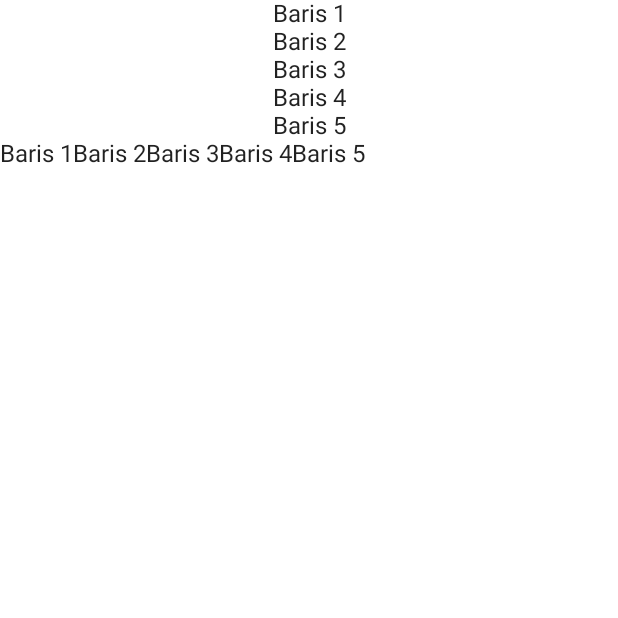
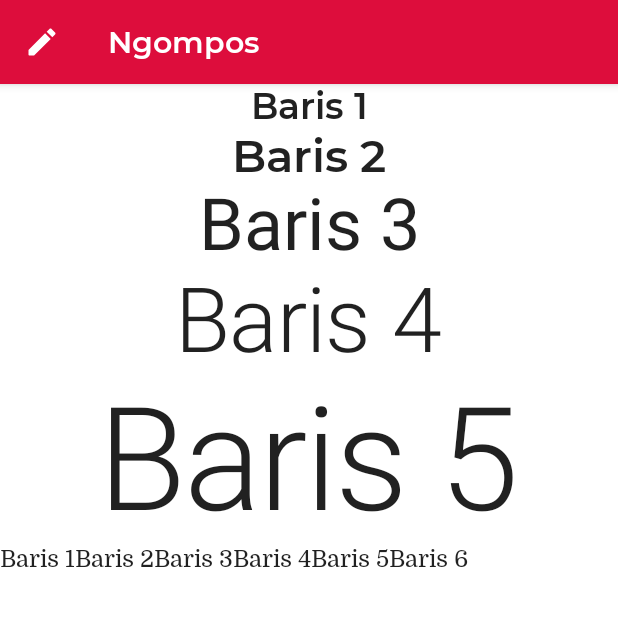
Before and after one commit to immimu/ngompos, an Android app built with Jetpack Compose: the screen it shows after launch (BasicLayoutActivity), on a phone screen of 412 x 824 dp, the top half of it. Run offline under Robolectric (Android 15) with nearby library versions, the phone set to English and light mode, and no system bars.

Commit message:
Define new theme

```diff
--- a/app/src/main/java/com/mimuslabs/ngompos/BasicLayoutActivity.kt
+++ b/app/src/main/java/com/mimuslabs/ngompos/BasicLayoutActivity.kt
@@ -8,13 +8,23 @@ import androidx.compose.foundation.layout.Column
 import androidx.compose.foundation.layout.Row
 import androidx.compose.foundation.layout.fillMaxSize
 import androidx.compose.foundation.layout.fillMaxWidth
+import androidx.compose.foundation.layout.padding
+import androidx.compose.material.Icon
 import androidx.compose.material.MaterialTheme
+import androidx.compose.material.Scaffold
 import androidx.compose.material.Surface
 import androidx.compose.material.Text
+import androidx.compose.material.TopAppBar
+import androidx.compose.material.icons.Icons
+import androidx.compose.material.icons.rounded.Create
+import androidx.compose.material.primarySurface
 import androidx.compose.runtime.Composable
 import androidx.compose.ui.Alignment
 import androidx.compose.ui.Modifier
+import androidx.compose.ui.res.stringResource
 import androidx.compose.ui.tooling.preview.Preview
+import androidx.compose.ui.unit.dp
+import com.mimuslabs.ngompos.R.string
 import com.mimuslabs.ngompos.ui.theme.NgomposTheme
 
 class BasicLayoutActivity : ComponentActivity() {
@@ -22,11 +32,22 @@ class BasicLayoutActivity : ComponentActivity() {
     super.onCreate(savedInstanceState)
     setContent {
       NgomposTheme {
-        // A surface container using the 'background' color from the theme
-        Surface(modifier = Modifier.fillMaxSize(), color = MaterialTheme.colors.background) {
-          Column {
-            BasicLayoutColumn()
-            BasicLayoutRow()
+        Scaffold(topBar = {
+          TopAppBar(navigationIcon = {
+            Icon(
+              imageVector = Icons.Rounded.Create, contentDescription = null,
+              modifier = Modifier.padding(horizontal = 12.dp)
+            )
+          }, title = {
+            Text(text = stringResource(id = string.app_name))
+          }, backgroundColor = MaterialTheme.colors.primarySurface)
+        }) {
+          // A surface container using the 'background' color from the theme
+          Surface(modifier = Modifier.fillMaxSize(), color = MaterialTheme.colors.background) {
+            Column {
+              BasicLayoutColumn()
+              BasicLayoutRow()
+            }
           }
         }
       }
@@ -41,26 +62,27 @@ fun BasicLayoutColumn() {
     verticalArrangement = Arrangement.Center,
     horizontalAlignment = Alignment.CenterHorizontally
   ) {
-    Text(text = "Baris 1")
-    Text(text = "Baris 2")
-    Text(text = "Baris 3")
-    Text(text = "Baris 4")
-    Text(text = "Baris 5")
+    Text(text = "Baris 1", style = MaterialTheme.typography.h5)
+    Text(text = "Baris 2", style = MaterialTheme.typography.h4)
+    Text(text = "Baris 3", style = MaterialTheme.typography.h3)
+    Text(text = "Baris 4", style = MaterialTheme.typography.h2)
+    Text(text = "Baris 5", style = MaterialTheme.typography.h1)
   }
 }
 
 @Composable
 fun BasicLayoutRow() {
   Row {
-    Text(text = "Baris 1")
+    Text(text = "Baris 1", style = MaterialTheme.typography.body1)
     Text(text = "Baris 2")
     Text(text = "Baris 3")
     Text(text = "Baris 4")
     Text(text = "Baris 5")
+    Text(text = "Baris 6")
   }
 }
 
-@Preview(showBackground = true)
+@Preview(showBackground = true, showSystemUi = true)
 @Composable
 fun PreviewBasicLayout() {
   Column {
--- a/app/src/main/java/com/mimuslabs/ngompos/ui/theme/Color.kt
+++ b/app/src/main/java/com/mimuslabs/ngompos/ui/theme/Color.kt
@@ -2,7 +2,8 @@ package com.mimuslabs.ngompos.ui.theme
 
 import androidx.compose.ui.graphics.Color
 
-val Purple200 = Color(0xFFBB86FC)
-val Purple500 = Color(0xFF6200EE)
-val Purple700 = Color(0xFF3700B3)
-val Teal200 = Color(0xFF03DAC5)
+val Red200 = Color(0xfff297a2)
+val Red300 = Color(0xffea6d7e)
+val Red700 = Color(0xffdd0d3c)
+val Red800 = Color(0xffd00036)
+val Red900 = Color(0xffc20029)
--- a/app/src/main/java/com/mimuslabs/ngompos/ui/theme/Shape.kt
+++ b/app/src/main/java/com/mimuslabs/ngompos/ui/theme/Shape.kt
@@ -1,11 +1,12 @@
 package com.mimuslabs.ngompos.ui.theme
 
+import androidx.compose.foundation.shape.CutCornerShape
 import androidx.compose.foundation.shape.RoundedCornerShape
 import androidx.compose.material.Shapes
 import androidx.compose.ui.unit.dp
 
 val Shapes = Shapes(
-  small = RoundedCornerShape(4.dp),
-  medium = RoundedCornerShape(4.dp),
-  large = RoundedCornerShape(0.dp)
+  small = CutCornerShape(topStart = 8.dp),
+  medium = CutCornerShape(topStart = 24.dp),
+  large = RoundedCornerShape(8.dp)
 )
--- a/app/src/main/java/com/mimuslabs/ngompos/ui/theme/Theme.kt
+++ b/app/src/main/java/com/mimuslabs/ngompos/ui/theme/Theme.kt
@@ -5,38 +5,32 @@ import androidx.compose.material.MaterialTheme
 import androidx.compose.material.darkColors
 import androidx.compose.material.lightColors
 import androidx.compose.runtime.Composable
+import androidx.compose.ui.graphics.Color
 
-private val DarkColorPalette = darkColors(
-  primary = Purple200,
-  primaryVariant = Purple700,
-  secondary = Teal200
+private val LightColors = lightColors(
+  primary = Red700,
+  primaryVariant = Red900,
+  onPrimary = Color.White,
+  secondary = Red700,
+  secondaryVariant = Red900,
+  onSecondary = Color.White,
+  error = Red800
 )
 
-private val LightColorPalette = lightColors(
-  primary = Purple500,
-  primaryVariant = Purple700,
-  secondary = Teal200
-
-  /* Other default colors to override
-    background = Color.White,
-    surface = Color.White,
-    onPrimary = Color.White,
-    onSecondary = Color.Black,
-    onBackground = Color.Black,
-    onSurface = Color.Black,
-    */
+private val DarkColors = darkColors(
+  primary = Red300,
+  primaryVariant = Red700,
+  onPrimary = Color.Black,
+  secondary = Red300,
+  onSecondary = Color.Black,
+  error = Red200
 )
 
 @Composable
 fun NgomposTheme(darkTheme: Boolean = isSystemInDarkTheme(), content: @Composable () -> Unit) {
-  val colors = if (darkTheme) {
-    DarkColorPalette
-  } else {
-    LightColorPalette
-  }
 
   MaterialTheme(
-    colors = colors,
+    colors = if (darkTheme) DarkColors else LightColors,
     typography = Typography,
     shapes = Shapes,
     content = content
--- a/app/src/main/java/com/mimuslabs/ngompos/ui/theme/Type.kt
+++ b/app/src/main/java/com/mimuslabs/ngompos/ui/theme/Type.kt
@@ -2,27 +2,77 @@ package com.mimuslabs.ngompos.ui.theme
 
 import androidx.compose.material.Typography
 import androidx.compose.ui.text.TextStyle
+import androidx.compose.ui.text.font.Font
 import androidx.compose.ui.text.font.FontFamily
 import androidx.compose.ui.text.font.FontWeight
 import androidx.compose.ui.unit.sp
+import com.mimuslabs.ngompos.R.font
 
-// Set of Material typography styles to start with
+/**
+ * https://fonts.google.com/specimen/Montserrat
+ */
+private val Montserrat = FontFamily(
+  Font(font.montserrat_regular),
+  Font(font.montserrat_medium, FontWeight.W500),
+  Font(font.montserrat_semibold, FontWeight.W600)
+)
+
+/**
+ * https://fonts.google.com/specimen/Domine
+ */
+private val Domine = FontFamily(
+  Font(font.domine_regular),
+  Font(font.domine_bold, FontWeight.Bold)
+)
+
 val Typography = Typography(
+  h4 = TextStyle(
+    fontFamily = Montserrat,
+    fontWeight = FontWeight.W600,
+    fontSize = 30.sp
+  ),
+  h5 = TextStyle(
+    fontFamily = Montserrat,
+    fontWeight = FontWeight.W600,
+    fontSize = 24.sp
+  ),
+  h6 = TextStyle(
+    fontFamily = Montserrat,
+    fontWeight = FontWeight.W600,
+    fontSize = 20.sp
+  ),
+  subtitle1 = TextStyle(
+    fontFamily = Montserrat,
+    fontWeight = FontWeight.W600,
+    fontSize = 16.sp
+  ),
+  subtitle2 = TextStyle(
+    fontFamily = Montserrat,
+    fontWeight = FontWeight.W500,
+    fontSize = 14.sp
+  ),
   body1 = TextStyle(
-    fontFamily = FontFamily.Default,
+    fontFamily = Domine,
     fontWeight = FontWeight.Normal,
     fontSize = 16.sp
-  )
-  /* Other default text styles to override
+  ),
+  body2 = TextStyle(
+    fontFamily = Montserrat,
+    fontSize = 14.sp
+  ),
   button = TextStyle(
-        fontFamily = FontFamily.Default,
+    fontFamily = Montserrat,
     fontWeight = FontWeight.W500,
     fontSize = 14.sp
   ),
   caption = TextStyle(
-        fontFamily = FontFamily.Default,
+    fontFamily = Montserrat,
     fontWeight = FontWeight.Normal,
     fontSize = 12.sp
+  ),
+  overline = TextStyle(
+    fontFamily = Montserrat,
+    fontWeight = FontWeight.W500,
+    fontSize = 12.sp
   )
-    */
 )
```
Also changed, not shown: app/src/main/res/font/domine_bold.ttf (added), app/src/main/res/font/domine_regular.ttf (added), app/src/main/res/font/montserrat_medium.ttf (added), app/src/main/res/font/montserrat_regular.ttf (added), app/src/main/res/font/montserrat_semibold.ttf (added). Lines whose indentation alone changed are shown as unchanged.
